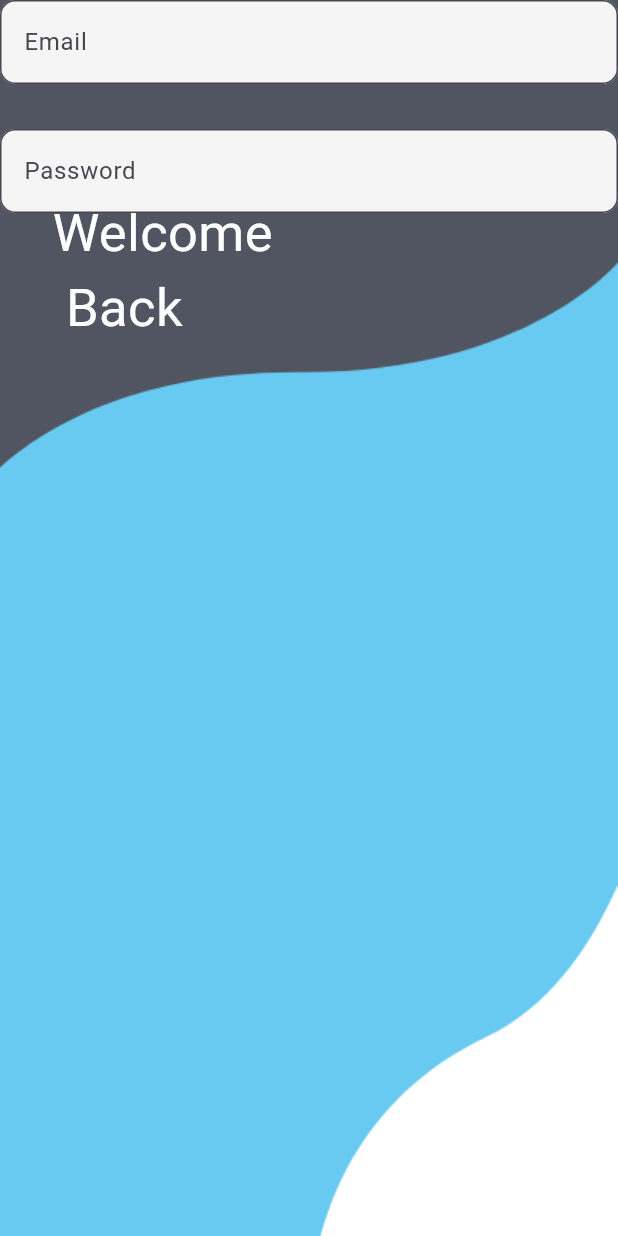
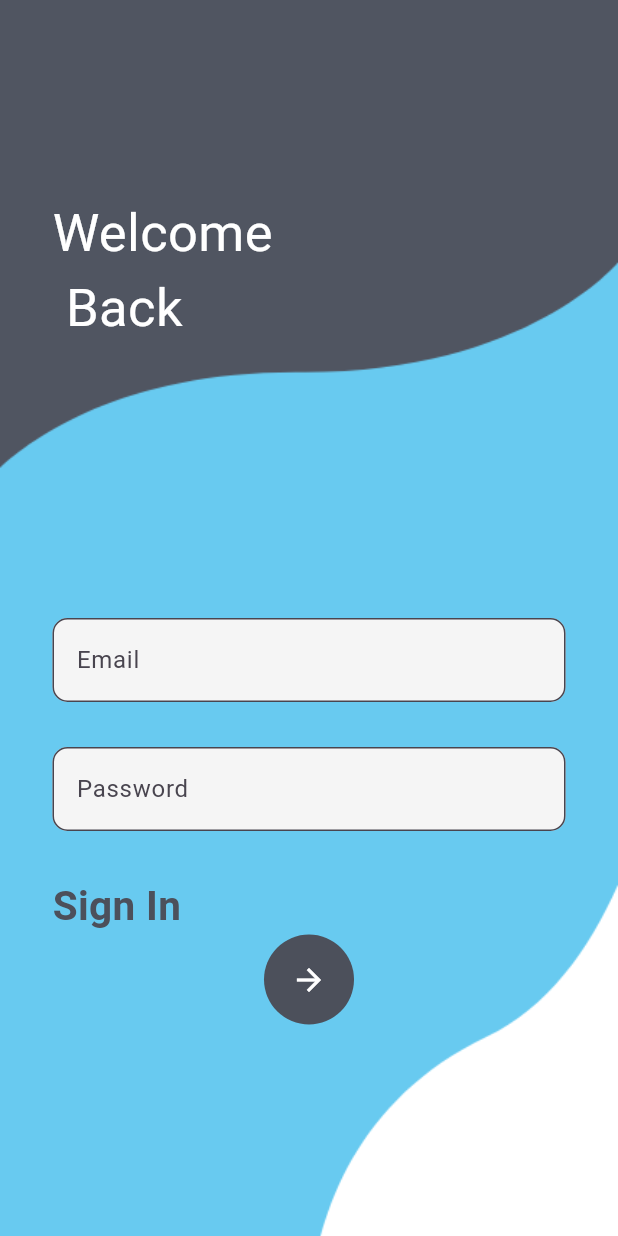
Before and after one commit to abdullahbaa/login_ui-flatter-, a Flutter app: the screen it shows after launch, on a phone screen of 412 x 824 dp. Run offline on Flutter 3.47's test engine with Material 3 defaults, Android fonts, the phone set to English and light mode, and no system bars.

Commit message:
3rd commit

```diff
--- a/lib/login.dart
+++ b/lib/login.dart
@@ -25,8 +25,8 @@ class _MyloginState extends State<Mylogin> {
               ),
             ),
             Container(
-              //padding: const EdgeInsets.only(top: Media.of(context).size.height *0.5,
-              //right: 35,left: 35),
+              padding: EdgeInsets.only(top: MediaQuery.of(context).size.height *0.5,
+              right: 35,left: 35),
               child: Column(
                 children: [
                   TextField(
@@ -52,12 +52,24 @@ class _MyloginState extends State<Mylogin> {
                             borderRadius: BorderRadius.circular(10)
                         )
                     )
-                  )
+                  ),
+                  const SizedBox(height: 30,),
+                  const Row(
+                    mainAxisAlignment: MainAxisAlignment.spaceBetween,
+                    children: [ Text('Sign In',
+                      style: TextStyle(
+                          color:  Color(0xff4c505b),
+                          fontSize: 27,fontWeight: FontWeight.w700),)],
+
+                  ),
+                  CircleAvatar(radius: 30,
+                  backgroundColor: const Color(0xff4c505b),
+                  child: IconButton( color: Colors.white,
+                      onPressed: (){},icon:const Icon(Icons.arrow_forward)),)
                 ],
               ),
-            )
-          ],
-        )
+            ),
+       ])
       ),
     );
   }
```
